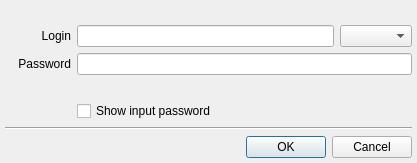
Old version of the form src/plugins/gateways/addlegacyaccountdialog.ui in the repository silvansky/Contacts.
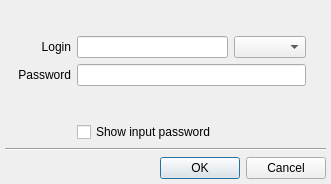
New version of the form.

```diff
--- a/src/plugins/gateways/addlegacyaccountdialog.ui
+++ b/src/plugins/gateways/addlegacyaccountdialog.ui
@@ -6,16 +6,31 @@
    <rect>
     <x>0</x>
     <y>0</y>
-    <width>417</width>
-    <height>159</height>
+    <width>331</width>
+    <height>184</height>
    </rect>
   </property>
+  <property name="sizePolicy">
+   <sizepolicy hsizetype="Fixed" vsizetype="Fixed">
+    <horstretch>0</horstretch>
+    <verstretch>0</verstretch>
+   </sizepolicy>
+  </property>
+  <property name="minimumSize">
+   <size>
+    <width>331</width>
+    <height>184</height>
+   </size>
+  </property>
   <layout class="QVBoxLayout" name="verticalLayout">
    <property name="margin">
     <number>5</number>
    </property>
    <item>
     <layout class="QGridLayout" name="gridLayout">
+     <property name="rightMargin">
+      <number>20</number>
+     </property>
      <item row="1" column="1">
       <widget class="QLabel" name="lblLogin">
        <property name="text">
```
